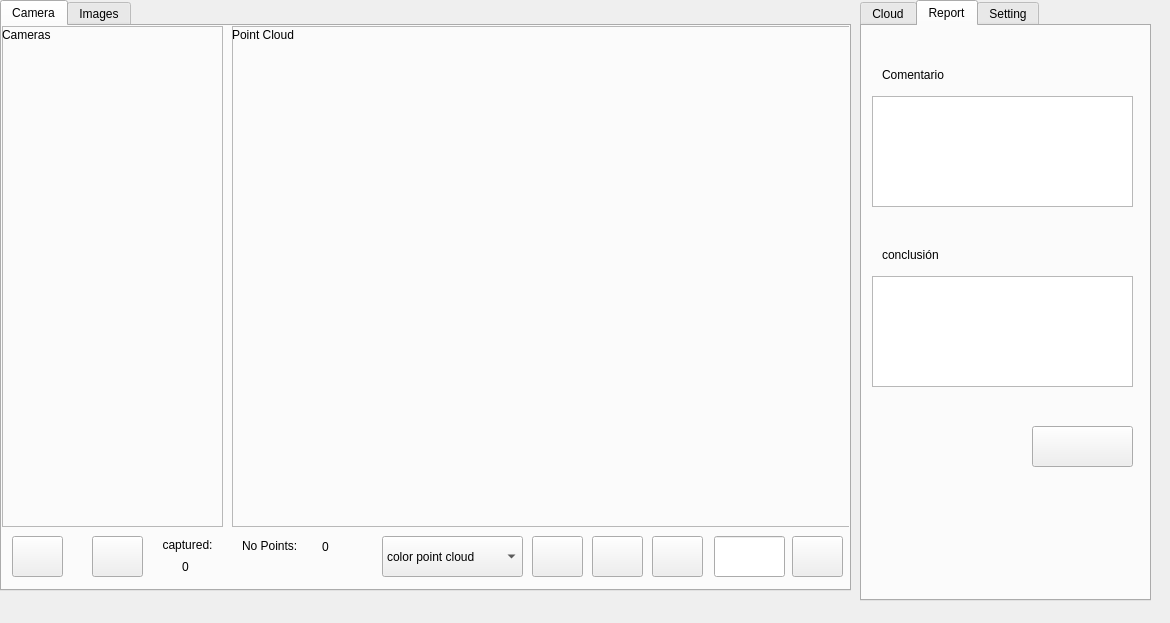
First picture: the form in src/modules/InspectionAnalyzer/src/views/InspectionAnalyzer.ui, repository Jjat00/Deptherm-Inspection, before the edit.
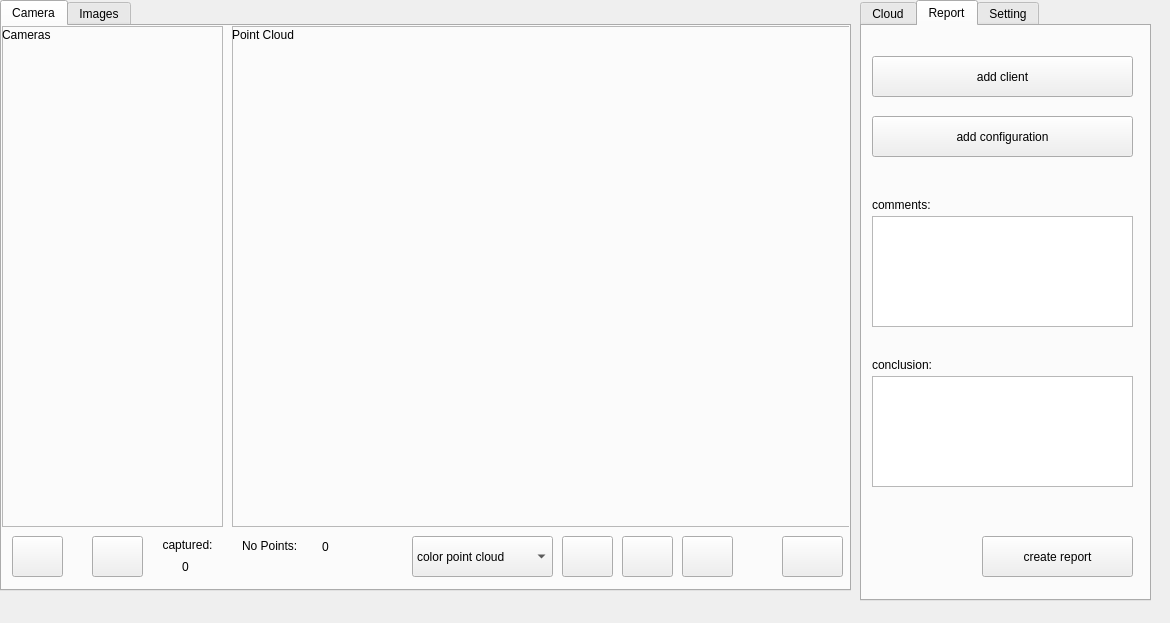
Second picture: the form after the edit. The open tabs and pages were chosen to show the change.

Commit message: edit crud users and add getError

```diff
--- a/src/modules/InspectionAnalyzer/src/views/InspectionAnalyzer.ui
+++ b/src/modules/InspectionAnalyzer/src/views/InspectionAnalyzer.ui
@@ -32,7 +32,7 @@
     <widget class="QPushButton" name="buttonClean">
      <property name="geometry">
       <rect>
-       <x>650</x>
+       <x>680</x>
        <y>510</y>
        <width>51</width>
        <height>41</height>
@@ -125,7 +125,7 @@
     <widget class="QPushButton" name="buttonShowPointCamera">
      <property name="geometry">
       <rect>
-       <x>530</x>
+       <x>560</x>
        <y>510</y>
        <width>51</width>
        <height>41</height>
@@ -164,7 +164,7 @@
     <widget class="QComboBox" name="boxChosenCloudCamera">
      <property name="geometry">
       <rect>
-       <x>380</x>
+       <x>410</x>
        <y>510</y>
        <width>141</width>
        <height>41</height>
@@ -184,7 +184,7 @@
     <widget class="QPushButton" name="buttonSavePointCloud">
      <property name="geometry">
       <rect>
-       <x>590</x>
+       <x>620</x>
        <y>510</y>
        <width>51</width>
        <height>41</height>
@@ -255,9 +255,9 @@
     <widget class="QPushButton" name="buttonUpload">
      <property name="geometry">
       <rect>
-       <x>790</x>
+       <x>780</x>
        <y>510</y>
-       <width>51</width>
+       <width>61</width>
        <height>41</height>
       </rect>
      </property>
@@ -265,16 +265,6 @@
       <string/>
      </property>
     </widget>
-    <widget class="QLineEdit" name="lineEditIDCloud">
-     <property name="geometry">
-      <rect>
-       <x>712</x>
-       <y>510</y>
-       <width>71</width>
-       <height>41</height>
-      </rect>
-     </property>
-    </widget>
    </widget>
    <widget class="QWidget" name="tab_2">
     <attribute name="title">
@@ -1218,7 +1208,7 @@
      <property name="geometry">
       <rect>
        <x>10</x>
-       <y>70</y>
+       <y>190</y>
        <width>261</width>
        <height>111</height>
       </rect>
@@ -1227,50 +1217,76 @@
     <widget class="QLabel" name="label_23">
      <property name="geometry">
       <rect>
-       <x>20</x>
-       <y>40</y>
+       <x>10</x>
+       <y>170</y>
        <width>131</width>
        <height>17</height>
       </rect>
      </property>
      <property name="text">
-      <string>Comentario</string>
-     </property>
-    </widget>
-    <widget class="QTextEdit" name="textEdit_2">
-     <property name="geometry">
-      <rect>
-       <x>10</x>
-       <y>250</y>
-       <width>261</width>
-       <height>111</height>
-      </rect>
+      <string>comments:</string>
      </property>
     </widget>
     <widget class="QLabel" name="label_24">
      <property name="geometry">
       <rect>
-       <x>20</x>
-       <y>220</y>
+       <x>10</x>
+       <y>330</y>
        <width>131</width>
        <height>17</height>
       </rect>
      </property>
      <property name="text">
-      <string>conclusión</string>
+      <string>conclusion:</string>
      </property>
     </widget>
     <widget class="QPushButton" name="pushButton">
      <property name="geometry">
       <rect>
-       <x>170</x>
-       <y>400</y>
-       <width>101</width>
+       <x>120</x>
+       <y>510</y>
+       <width>151</width>
        <height>41</height>
       </rect>
      </property>
      <property name="text">
-      <string/>
+      <string>create report</string>
+     </property>
+    </widget>
+    <widget class="QPushButton" name="buttonAddClient">
+     <property name="geometry">
+      <rect>
+       <x>10</x>
+       <y>30</y>
+       <width>261</width>
+       <height>41</height>
+      </rect>
+     </property>
+     <property name="text">
+      <string>add client</string>
+     </property>
+    </widget>
+    <widget class="QPushButton" name="buttonAddConfig">
+     <property name="geometry">
+      <rect>
+       <x>10</x>
+       <y>90</y>
+       <width>261</width>
+       <height>41</height>
+      </rect>
+     </property>
+     <property name="text">
+      <string>add configuration</string>
+     </property>
+    </widget>
+    <widget class="QTextEdit" name="textEdit_2">
+     <property name="geometry">
+      <rect>
+       <x>10</x>
+       <y>350</y>
+       <width>261</width>
+       <height>111</height>
+      </rect>
      </property>
     </widget>
    </widget>
```
Left out of the diff: 46 changed lines with no effect on the pictures. The commit also changes 25 other files.
